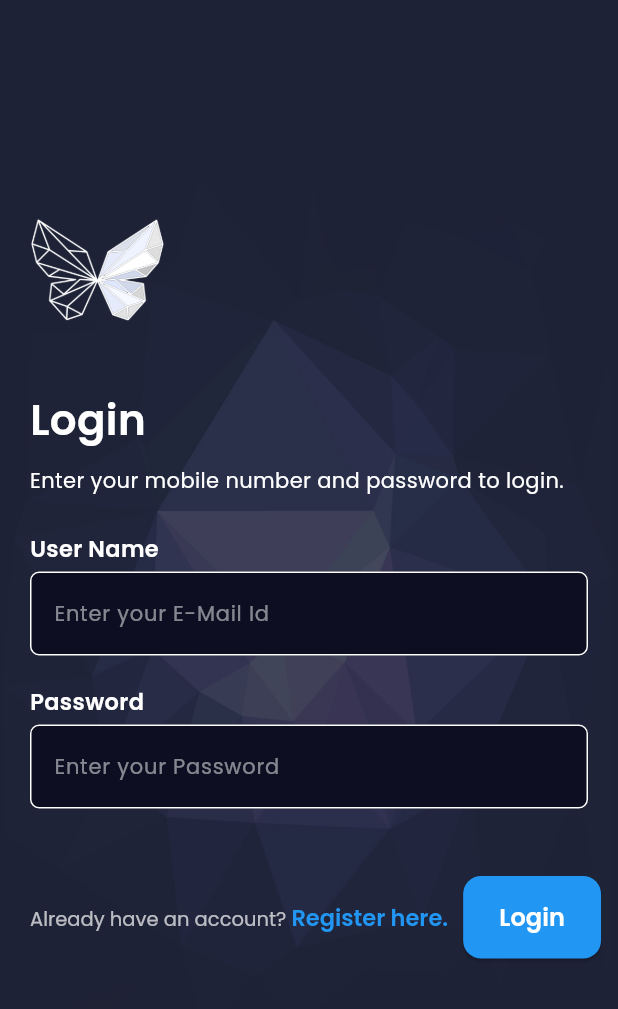
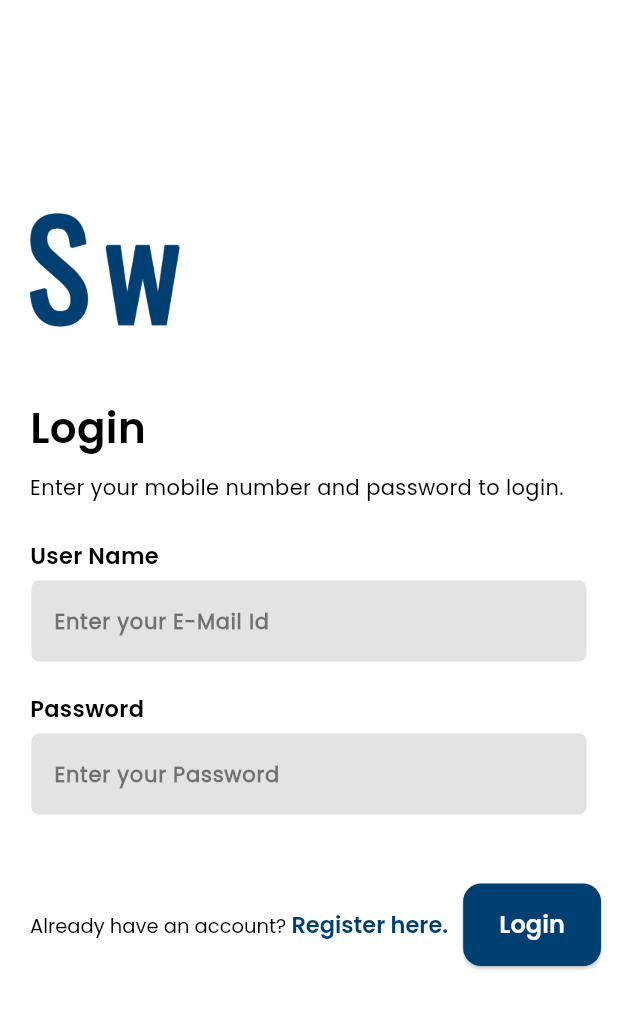
Before and after one commit to AndroidDesss/Flutter_SaltWare_Tax, a Flutter app: the screen it shows after launch, on a phone screen of 412 x 824 dp. Shown: the top 1009 px of the screen. Run offline on Flutter 3.47's test engine with Material 3 defaults, Android fonts, the phone set to English and light mode, and no system bars; our stand-ins replace animated_bottom_navigation_bar, animated_text_kit, flutter_native_splash, lottie, shared_preferences, toastification; missing offline and left inert: cunning_document_scanner; accounts and stored records are empty; project files that could hold a hidden picture were left out.

Commit message:
New Designs Login Screen

```diff
--- a/lib/authentication/view/login_screen.dart
+++ b/lib/authentication/view/login_screen.dart
@@ -59,18 +59,10 @@ class LoginScreenState extends State<LoginScreen> {
         },
         child: SafeArea(
           child: Scaffold(
+            backgroundColor: AppColors.customWhite,
             body:
                 Consumer<LoginViewModel>(builder: (context, viewModel, child) {
               return Stack(children: [
-                Container(
-                  decoration: const BoxDecoration(
-                    image: DecorationImage(
-                      image:
-                          AssetImage('assets/images/background_gradient.jpg'),
-                      fit: BoxFit.fill,
-                    ),
-                  ),
-                ),
                 Center(
                   child: SingleChildScrollView(
                     child: Padding(
@@ -83,15 +75,15 @@ class LoginScreenState extends State<LoginScreen> {
                             const SizedBox(height: 10),
                             Image.asset(
                               'assets/icons/app_logo.png',
-                              width: 90,
-                              height: 90,
+                              width: 100,
+                              height: 100,
                               fit: BoxFit.contain,
                             ),
                             const SizedBox(height: 35),
                             const Text(
                               AppStrings.login,
                               style: TextStyle(
-                                color: Colors.white,
+                                color: AppColors.customBlack,
                                 fontFamily: 'PoppinsSemiBold',
                                 fontSize: 28,
                               ),
@@ -103,7 +95,7 @@ class LoginScreenState extends State<LoginScreen> {
                                 AppStrings.loginContentText,
                                 textAlign: TextAlign.center,
                                 style: TextStyle(
-                                  color: Colors.white,
+                                  color: AppColors.customBlack,
                                   fontFamily: 'PoppinsRegular',
                                   fontSize: 14,
                                 ),
@@ -113,7 +105,7 @@ class LoginScreenState extends State<LoginScreen> {
                             const Text(
                               AppStrings.userName,
                               style: TextStyle(
-                                color: Colors.white,
+                                color: AppColors.customBlack,
                                 fontFamily: 'PoppinsSemiBold',
                                 fontSize: 15,
                               ),
@@ -128,7 +120,8 @@ class LoginScreenState extends State<LoginScreen> {
                                     boxShadow: _emailFocusNode.hasFocus
                                         ? [
                                             BoxShadow(
-                                              color: Colors.blue.withOpacity(1),
+                                              color: AppColors.customBlack
+                                                  .withOpacity(0.5),
                                               blurRadius: 5,
                                               spreadRadius: 1,
                                               offset: const Offset(0, 1),
@@ -140,19 +133,20 @@ class LoginScreenState extends State<LoginScreen> {
                                     controller: _emailController,
                                     focusNode: _emailFocusNode,
                                     style: const TextStyle(
-                                        color: Colors.white,
+                                        color: AppColors.customBlack,
                                         fontFamily: 'PoppinsRegular',
                                         fontSize: 16),
-                                    cursorColor: const Color(0xFF4370FF),
+                                    cursorColor: AppColors.customBlue,
                                     decoration: InputDecoration(
                                       hintText: AppStrings.enterEmail,
                                       hintStyle: TextStyle(
-                                        color: Colors.white.withOpacity(0.5),
-                                        fontFamily: 'PoppinsRegular',
-                                        fontSize: 14,
-                                      ),
+                                          color: AppColors.customBlack
+                                              .withOpacity(0.5),
+                                          fontFamily: 'PoppinsRegular',
+                                          fontSize: 14,
+                                          fontWeight: FontWeight.bold),
                                       filled: true,
-                                      fillColor: const Color(0xFF0E0E22),
+                                      fillColor: AppColors.customGrey,
                                       enabledBorder: OutlineInputBorder(
                                         borderRadius: BorderRadius.circular(6),
                                         borderSide: BorderSide(
@@ -163,7 +157,7 @@ class LoginScreenState extends State<LoginScreen> {
                                       focusedBorder: OutlineInputBorder(
                                         borderRadius: BorderRadius.circular(6),
                                         borderSide: const BorderSide(
-                                          color: Color(0xFF4370FF),
+                                          color: AppColors.customBlue,
                                           width: 1,
                                         ),
                                       ),
@@ -201,7 +195,7 @@ class LoginScreenState extends State<LoginScreen> {
                             const Text(
                               AppStrings.password,
                               style: TextStyle(
-                                color: Colors.white,
+                                color: AppColors.customBlack,
                                 fontFamily: 'PoppinsSemiBold',
                                 fontSize: 15,
                               ),
@@ -216,7 +210,8 @@ class LoginScreenState extends State<LoginScreen> {
                                     boxShadow: _passwordFocusNode.hasFocus
                                         ? [
                                             BoxShadow(
-                                              color: Colors.blue.withOpacity(1),
+                                              color: AppColors.customBlue
+                                                  .withOpacity(0.5),
                                               blurRadius: 5,
                                               spreadRadius: 1,
                                               offset: const Offset(0, 1),
@@ -229,19 +224,21 @@ class LoginScreenState extends State<LoginScreen> {
                                     focusNode: _passwordFocusNode,
                                     obscureText: true,
                                     style: const TextStyle(
-                                        color: Colors.white,
+                                        color: AppColors.customBlack,
                                         fontFamily: 'PoppinsRegular',
-                                        fontSize: 16),
-                                    cursorColor: const Color(0xFF4370FF),
+                                        fontSize: 16,
+                                        fontWeight: FontWeight.bold),
+                                    cursorColor: AppColors.customBlue,
                                     decoration: InputDecoration(
                                       hintText: AppStrings.enterPassword,
                                       hintStyle: TextStyle(
-                                        color: Colors.white.withOpacity(0.5),
+                                        color: AppColors.customBlack
+                                            .withOpacity(0.5),
                                         fontFamily: 'PoppinsRegular',
                                         fontSize: 14,
                                       ),
                                       filled: true,
-                                      fillColor: const Color(0xFF0E0E22),
+                                      fillColor: AppColors.customGrey,
                                       enabledBorder: OutlineInputBorder(
                                         borderRadius: BorderRadius.circular(6),
                                         borderSide: BorderSide(
@@ -252,7 +249,7 @@ class LoginScreenState extends State<LoginScreen> {
                                       focusedBorder: OutlineInputBorder(
                                         borderRadius: BorderRadius.circular(6),
                                         borderSide: const BorderSide(
-                                          color: Color(0xFF4370FF),
+                                          color: AppColors.customBlue,
                                           width: 1,
                                         ),
                                       ),
@@ -327,7 +324,7 @@ class LoginScreenState extends State<LoginScreen> {
                                         text: AppStrings.alreadyHaveAccount,
                                         style: TextStyle(
                                           fontSize: 13,
-                                          color: Colors.white70,
+                                          color: AppColors.customBlack,
                                           fontFamily: 'PoppinsRegular',
                                         ),
                                       ),
@@ -335,7 +332,7 @@ class LoginScreenState extends State<LoginScreen> {
                                         text: AppStrings.registerHere,
                                         style: const TextStyle(
                                           fontSize: 15,
-                                          color: Colors.blue,
+                                          color: AppColors.customBlue,
                                           fontFamily: 'PoppinsSemiBold',
                                         ), // color for "Register here"
                                         recognizer: TapGestureRecognizer()
@@ -393,7 +390,7 @@ class LoginScreenState extends State<LoginScreen> {
                                   style: ElevatedButton.styleFrom(
                                     padding: const EdgeInsets.symmetric(
                                         vertical: 16, horizontal: 24),
-                                    backgroundColor: Colors.blue,
+                                    backgroundColor: AppColors.customBlue,
                                     shape: RoundedRectangleBorder(
                                       borderRadius: BorderRadius.circular(12),
                                     ),
--- a/lib/common/AppColors.dart
+++ b/lib/common/AppColors.dart
@@ -4,4 +4,9 @@ class AppColors {
   static const customDarkBlue = Color(0xFF1D2236);
   static const customLightBlues = Color(0xFFE3E8FF);
   static const customDarkBlueBottomNavigation = Color(0xFF1E2236);
+
+  static const customWhite = Color(0xFFFFFFFF);
+  static const customBlack = Color(0xFF000000);
+  static const customBlue = Color(0xFF003F71);
+  static const customGrey = Color(0xFFE3E3E3);
 }
--- a/pubspec.yaml
+++ b/pubspec.yaml
@@ -59,3 +59,4 @@ flutter:
     - assets/images/copy_link.png
     - assets/images/open_link.png
     - assets/images/log_out.png
+    - assets/images/saltware_logo.png
```
Also changed, not shown: assets/icons/app_logo.png, assets/images/saltware_logo.png (added).
